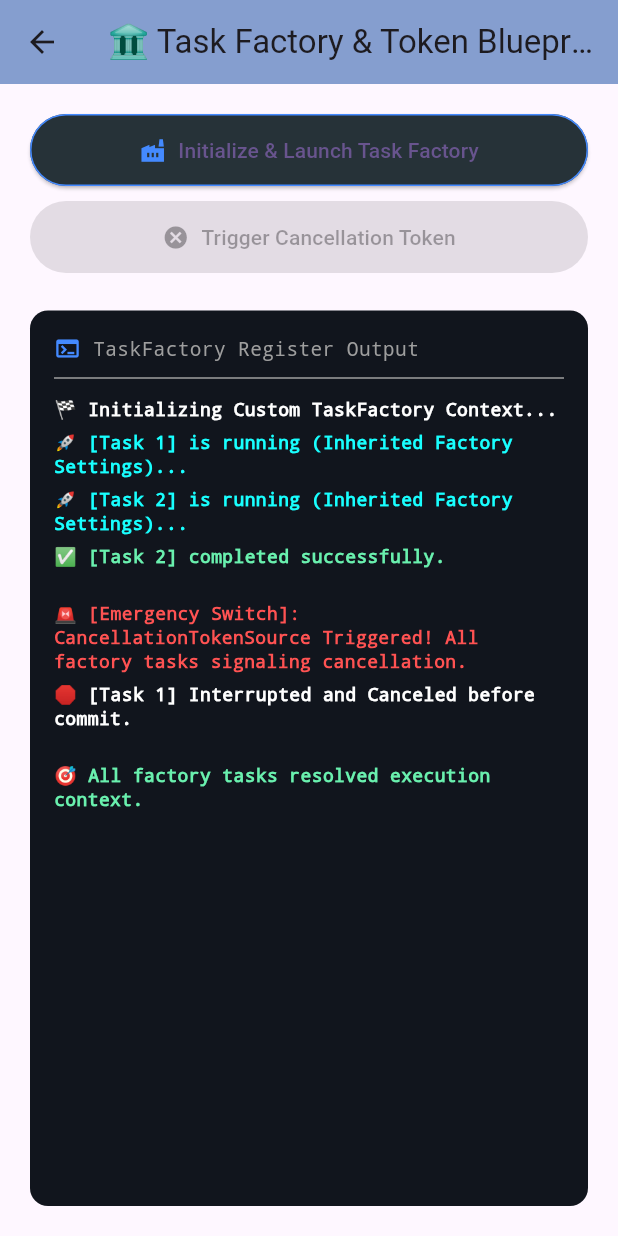
After one commit to engIbrahemQruea/Flutter-Portfolio-Lab, a Flutter app: the TaskFactoryScreen screen opened directly, after a tap on "Initialize & Launch Task Factory", after a tap on "Trigger Cancellation Token", on a phone screen of 412 x 824 dp. The commit adds this screen. Run offline on Flutter 3.47's test engine with Material 3 defaults, Android fonts, the phone set to English and light mode, and no system bars; missing offline and left inert: encrypt; accounts and stored records are empty.

Commit message:
add: 021_6_TaskFactory == Custom Class

```diff
--- /dev/null
+++ b/learning_resources/advanced/lib/021_intro_to_asynchronous/05_task_factory/task_factory_screen.dart
@@ -0,0 +1,215 @@
+import 'package:flutter/material.dart';
+
+class TaskFactoryScreen extends StatefulWidget {
+  const TaskFactoryScreen({super.key});
+
+  @override
+  State<TaskFactoryScreen> createState() => _TaskFactoryScreenState();
+}
+
+///  المحاكاة المعمارية المخصصة للـ TaskFactory والـ CancellationToken
+class FlutterTaskFactory {
+  bool _isCanceled = false;
+
+  void cancelAll() {
+    _isCanceled = true;
+  }
+
+  /// دالة تحاكي بدقة دالة StartNew() في سي شارب
+  Future<void> startNew(
+    Future<void> Function() action,
+    String taskName,
+    Function(String) logCallback,
+  ) async {
+    if (_isCanceled) {
+      logCallback(
+        "🚫 [$taskName] Rejected: Factory Token is already canceled.",
+      );
+      return;
+    }
+
+    logCallback("🚀 [$taskName] is running (Inherited Factory Settings)...");
+
+    try {
+      await action();
+      if (_isCanceled) {
+        logCallback("🛑 [$taskName] Interrupted and Canceled before commit.");
+      } else {
+        logCallback("✅ [$taskName] completed successfully.");
+      }
+    } catch (e) {
+      logCallback("❌ [$taskName] Throws Exception: ${e.toString()}");
+    }
+  }
+}
+
+class _TaskFactoryScreenState extends State<TaskFactoryScreen> {
+  final List<String> _consoleLogs = [];
+  bool _isFactoryActive = false;
+  late FlutterTaskFactory _currentFactory;
+
+  void _log(String msg) {
+    setState(() => _consoleLogs.add(msg));
+  }
+
+  /// 🛠️ دالة التنفيذ الرئيسية المطابقة لكود الـ Main في C#
+  Future<void> _runFactorySimulation() async {
+    _consoleLogs.clear();
+    setState(() {
+      _isFactoryActive = true;
+    });
+
+    _log("🏁 Initializing Custom TaskFactory Context...");
+
+    // إنشاء المصنع المركزي الجديد (تطابق سطر: TaskFactory taskFactory = new TaskFactory(...);)
+    _currentFactory = FlutterTaskFactory();
+
+    // إطلاق المهمة الأولى عبر المصنع (تطابق سطر: taskFactory.StartNew)
+    Future<void> task1 = _currentFactory.startNew(
+      () async {
+        await Future.delayed(
+          const Duration(seconds: 2),
+        ); // محاكاة العمل Thread.Sleep(2000)
+      },
+      "Task 1",
+      _log,
+    );
+
+    // إطلاق المهمة الثانية عبر نفس المصنع
+    Future<void> task2 = _currentFactory.startNew(
+      () async {
+        await Future.delayed(
+          const Duration(seconds: 1),
+        ); // محاكاة العمل Thread.Sleep(1000)
+      },
+      "Task 2",
+      _log,
+    );
+
+    try {
+      // انتظار اكتمال كافة مهام المصنع (تطابق سطر: Task.WaitAll(task1, task2);)
+      await Future.wait([task1, task2]);
+      _log("\n🎯 All factory tasks resolved execution context.");
+    } catch (e) {
+      _log("⚠️ AggregateException caught in pipeline.");
+    }
+
+    setState(() {
+      _isFactoryActive = false;
+    });
+  }
+
+  /// 🛑 دالة إلغاء المهام فوراً عبر المصنع (Cancellation Trigger)
+  void _triggerFactoryCancellation() {
+    _currentFactory.cancelAll();
+    _log(
+      "\n🚨 [Emergency Switch]: CancellationTokenSource Triggered! All factory tasks signaling cancellation.",
+    );
+  }
+
+  @override
+  Widget build(BuildContext context) {
+    return Scaffold(
+      appBar: AppBar(
+        title: const Text("🏛️ Task Factory & Token Blueprint"),
+        centerTitle: true,
+        backgroundColor: const Color.fromARGB(255, 133, 158, 207),
+        elevation: 0,
+      ),
+      body: Padding(
+        padding: const EdgeInsets.all(20.0),
+        child: Column(
+          crossAxisAlignment: CrossAxisAlignment.stretch,
+          children: [
+            ElevatedButton.icon(
+              style: ElevatedButton.styleFrom(
+                backgroundColor: Colors.blueGrey.shade900,
+                padding: const EdgeInsets.symmetric(vertical: 14),
+                side: const BorderSide(color: Colors.blueAccent),
+              ),
+              onPressed: _isFactoryActive ? null : _runFactorySimulation,
+              icon: const Icon(Icons.factory, color: Colors.blueAccent),
+              label: const Text("Initialize & Launch Task Factory"),
+            ),
+            const SizedBox(height: 10),
+
+            ElevatedButton.icon(
+              style: ElevatedButton.styleFrom(
+                backgroundColor: Colors.red.shade900,
+                padding: const EdgeInsets.symmetric(vertical: 14),
+              ),
+              onPressed: _isFactoryActive ? _triggerFactoryCancellation : null,
+              icon: const Icon(Icons.cancel),
+              label: const Text("Trigger Cancellation Token"),
+            ),
+            const SizedBox(height: 25),
+
+            // 🖥️ لوحة الـ Monitor لعرض البيانات المتوارثة من المصنع
+            Expanded(
+              child: Container(
+                padding: const EdgeInsets.all(16),
+                decoration: BoxDecoration(
+                  color: const Color(0xFF11151D),
+                  borderRadius: BorderRadius.circular(12),
+                  //  border: BorderSide(color: Colors.blueAccent.withOpacity(0.2)),
+                ),
+                child: Column(
+                  crossAxisAlignment: CrossAxisAlignment.start,
+                  children: [
+                    const Row(
+                      children: [
+                        Icon(
+                          Icons.terminal,
+                          color: Colors.blueAccent,
+                          size: 18,
+                        ),
+                        SizedBox(width: 8),
+                        Text(
+                          "TaskFactory Register Output",
+                          style: TextStyle(
+                            fontFamily: 'Courier',
+                            fontSize: 13,
+                            color: Colors.grey,
+                          ),
+                        ),
+                      ],
+                    ),
+                    const Divider(color: Colors.grey, height: 20),
+                    Expanded(
+                      child: ListView.builder(
+                        itemCount: _consoleLogs.length,
+                        itemBuilder: (context, index) {
+                          String log = _consoleLogs[index];
+                          Color col = Colors.white;
+                          if (log.contains("✅") || log.contains("🎯"))
+                            col = Colors.greenAccent;
+                          if (log.contains("🚀")) col = Colors.cyanAccent;
+                          if (log.contains("🚨") || log.contains("🚫"))
+                            col = Colors.redAccent;
+
+                          return Padding(
+                            padding: const EdgeInsets.symmetric(vertical: 3.0),
+                            child: Text(
+                              log,
+                              style: TextStyle(
+                                fontFamily: 'Courier',
+                                fontSize: 12,
+                                color: col,
+                                fontWeight: FontWeight.bold,
+                                height: 1.3,
+                              ),
+                            ),
+                          );
+                        },
+                      ),
+                    ),
+                  ],
+                ),
+              ),
+            ),
+          ],
+        ),
+      ),
+    );
+  }
+}
--- a/learning_resources/advanced/lib/021_intro_to_asynchronous/main_asynchronous_screen.dart
+++ b/learning_resources/advanced/lib/021_intro_to_asynchronous/main_asynchronous_screen.dart
@@ -2,6 +2,8 @@ import 'package:advanced/021_intro_to_asynchronous/01_intro/benchmark_screen.dar
 import 'package:advanced/021_intro_to_asynchronous/02_Task_class/task_mirror_screen.dart';
 import 'package:advanced/021_intro_to_asynchronous/02_Task_class/when_all_ex_towScreen.dart';
 import 'package:advanced/021_intro_to_asynchronous/03_task_class_with_callback_event/task_class_with_callback_screen.dart';
+import 'package:advanced/021_intro_to_asynchronous/04_task_run/task_run_screen.dart';
+import 'package:advanced/021_intro_to_asynchronous/05_task_factory/task_factory_screen.dart';
 import 'package:flutter/material.dart';
 
 class MainAsynchronousScreen extends StatelessWidget {
@@ -64,6 +66,30 @@ class MainAsynchronousScreen extends StatelessWidget {
               icon: Icon(Icons.info_outline),
               label: Text("Event Callback Lab"),
             ),
+            ElevatedButton.icon(
+              onPressed: () {
+                Navigator.push(
+                  context,
+                  MaterialPageRoute(
+                    builder: (context) => const TaskRunScreen(),
+                  ),
+                );
+              },
+              icon: Icon(Icons.info_outline),
+              label: Text("Task.Run Lab"),
+            ),
+            ElevatedButton.icon(
+              onPressed: () {
+                Navigator.push(
+                  context,
+                  MaterialPageRoute(
+                    builder: (context) => const TaskFactoryScreen(),
+                  ),
+                );
+              },
+              icon: Icon(Icons.info_outline),
+              label: Text("Task.Factory Lab"),
+            ),
           ],
         ),
       ),
```
